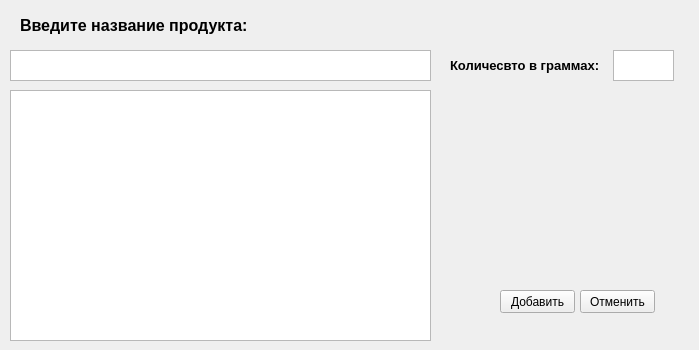
Before: the Qt Designer form main_window/add_form/add_form.ui in golyzhbina/qt_project, drawn with Qt 5.
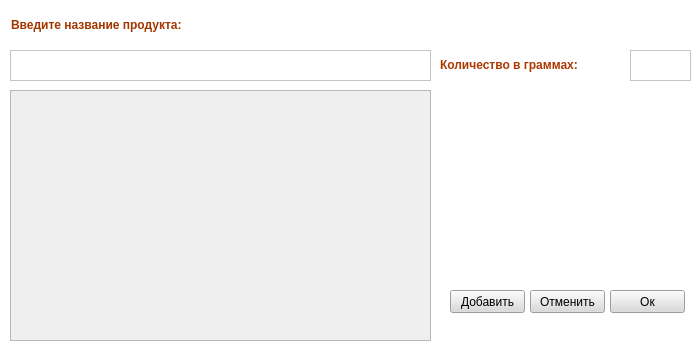
After: the same form once the commit is applied.

```diff
--- a/main_window/add_form/add_form.ui
+++ b/main_window/add_form/add_form.ui
@@ -13,6 +13,9 @@
   <property name="windowTitle">
    <string>Form</string>
   </property>
+  <property name="styleSheet">
+   <string notr="true">background-color: rgb(255, 255, 255);</string>
+  </property>
   <widget class="QTableWidget" name="table">
    <property name="geometry">
     <rect>
@@ -22,6 +25,12 @@
      <height>251</height>
     </rect>
    </property>
+   <property name="styleSheet">
+    <string notr="true">gridline-color: rgb(173, 173, 173);
+font: 10pt &quot;Book Antiqua&quot;;
+background-color: rgb(239, 239, 239);
+color: rgb(0, 85, 255);</string>
+   </property>
   </widget>
   <widget class="QTextEdit" name="text_search">
    <property name="geometry">
@@ -32,41 +41,62 @@
      <height>31</height>
     </rect>
    </property>
+   <property name="styleSheet">
+    <string notr="true">font: 10pt &quot;Book Antiqua&quot;;</string>
+   </property>
+   <property name="html">
+    <string>&lt;!DOCTYPE HTML PUBLIC &quot;-//W3C//DTD HTML 4.0//EN&quot; &quot;http://www.w3.org/TR/REC-html40/strict.dtd&quot;&gt;
+&lt;html&gt;&lt;head&gt;&lt;meta name=&quot;qrichtext&quot; content=&quot;1&quot; /&gt;&lt;style type=&quot;text/css&quot;&gt;
+p, li { white-space: pre-wrap; }
+&lt;/style&gt;&lt;/head&gt;&lt;body style=&quot; font-family:'Book Antiqua'; font-size:10pt; font-weight:400; font-style:normal;&quot;&gt;
+&lt;p style=&quot;-qt-paragraph-type:empty; margin-top:0px; margin-bottom:0px; margin-left:0px; margin-right:0px; -qt-block-indent:0; text-indent:0px;&quot;&gt;&lt;br /&gt;&lt;/p&gt;&lt;/body&gt;&lt;/html&gt;</string>
+   </property>
   </widget>
   <widget class="QLabel" name="label_entername">
    <property name="geometry">
     <rect>
-     <x>20</x>
+     <x>11</x>
      <y>10</y>
-     <width>251</width>
+     <width>301</width>
      <height>31</height>
     </rect>
    </property>
+   <property name="styleSheet">
+    <string notr="true">font: 16pt &quot;Book Antiqua&quot;;</string>
+   </property>
    <property name="text">
-    <string>&lt;html&gt;&lt;head/&gt;&lt;body&gt;&lt;p&gt;&lt;span style=&quot; font-size:12pt; font-weight:600;&quot;&gt;Введите название продукта:&lt;/span&gt;&lt;/p&gt;&lt;/body&gt;&lt;/html&gt;</string>
+    <string>&lt;html&gt;&lt;head/&gt;&lt;body&gt;&lt;p&gt;&lt;span style=&quot; font-weight:600; color:#a33600;&quot;&gt;Введите название продукта:&lt;/span&gt;&lt;/p&gt;&lt;/body&gt;&lt;/html&gt;</string>
    </property>
   </widget>
   <widget class="QTextEdit" name="textEdit_weight">
    <property name="geometry">
     <rect>
-     <x>613</x>
+     <x>630</x>
      <y>50</y>
      <width>61</width>
      <height>31</height>
     </rect>
    </property>
+   <property name="styleSheet">
+    <string notr="true">font: 10pt &quot;Book Antiqua&quot;;</string>
+   </property>
   </widget>
   <widget class="QLabel" name="label_qualityw">
    <property name="geometry">
     <rect>
-     <x>450</x>
-     <y>55</y>
-     <width>161</width>
-     <height>21</height>
+     <x>440</x>
+     <y>50</y>
+     <width>201</width>
+     <height>31</height>
     </rect>
    </property>
+   <property name="styleSheet">
+    <string notr="true">background-color: rgba(255, 255, 255, 0);
+font: 12pt &quot;Book Antiqua&quot;;
+</string>
+   </property>
    <property name="text">
-    <string>&lt;html&gt;&lt;head/&gt;&lt;body&gt;&lt;p&gt;&lt;span style=&quot; font-size:10pt; font-weight:600;&quot;&gt;Количесвто в граммах:&lt;/span&gt;&lt;/p&gt;&lt;/body&gt;&lt;/html&gt;</string>
+    <string>&lt;html&gt;&lt;head/&gt;&lt;body&gt;&lt;p&gt;&lt;span style=&quot; font-weight:600; color:#ac3900;&quot;&gt;Количество в граммах:&lt;/span&gt;&lt;/p&gt;&lt;/body&gt;&lt;/html&gt;</string>
    </property>
   </widget>
   <widget class="QLabel" name="label_info">
@@ -74,18 +104,22 @@
     <rect>
      <x>450</x>
      <y>100</y>
-     <width>191</width>
-     <height>91</height>
+     <width>241</width>
+     <height>71</height>
     </rect>
    </property>
+   <property name="styleSheet">
+    <string notr="true">background-color: rgba(255, 255, 255, 0);
+font: 11pt &quot;Book Antiqua&quot;;</string>
+   </property>
    <property name="text">
-    <string> </string>
+    <string>&lt;html&gt;&lt;head/&gt;&lt;body&gt;&lt;p&gt;&lt;br/&gt;&lt;/p&gt;&lt;/body&gt;&lt;/html&gt;</string>
    </property>
   </widget>
   <widget class="QPushButton" name="button_add">
    <property name="geometry">
     <rect>
-     <x>500</x>
+     <x>450</x>
      <y>290</y>
      <width>75</width>
      <height>23</height>
@@ -94,6 +128,10 @@
    <property name="focusPolicy">
     <enum>Qt::TabFocus</enum>
    </property>
+   <property name="styleSheet">
+    <string notr="true">font: 9pt &quot;Book Antiqua&quot;;
+background-color: rgb(218, 218, 218);</string>
+   </property>
    <property name="text">
     <string>Добавить</string>
    </property>
@@ -101,16 +139,37 @@
   <widget class="QPushButton" name="button_cancel">
    <property name="geometry">
     <rect>
-     <x>580</x>
+     <x>530</x>
      <y>290</y>
      <width>75</width>
      <height>23</height>
     </rect>
    </property>
+   <property name="styleSheet">
+    <string notr="true">font: 9pt &quot;Book Antiqua&quot;;
+background-color: rgb(218, 218, 218);</string>
+   </property>
    <property name="text">
     <string>Отменить</string>
    </property>
   </widget>
+  <widget class="QPushButton" name="pushButton">
+   <property name="geometry">
+    <rect>
+     <x>610</x>
+     <y>290</y>
+     <width>75</width>
+     <height>23</height>
+    </rect>
+   </property>
+   <property name="styleSheet">
+    <string notr="true">font: 9pt &quot;Book Antiqua&quot;;
+background-color: rgb(218, 218, 218);</string>
+   </property>
+   <property name="text">
+    <string>Ок</string>
+   </property>
+  </widget>
  </widget>
  <resources/>
  <connections/>
```
